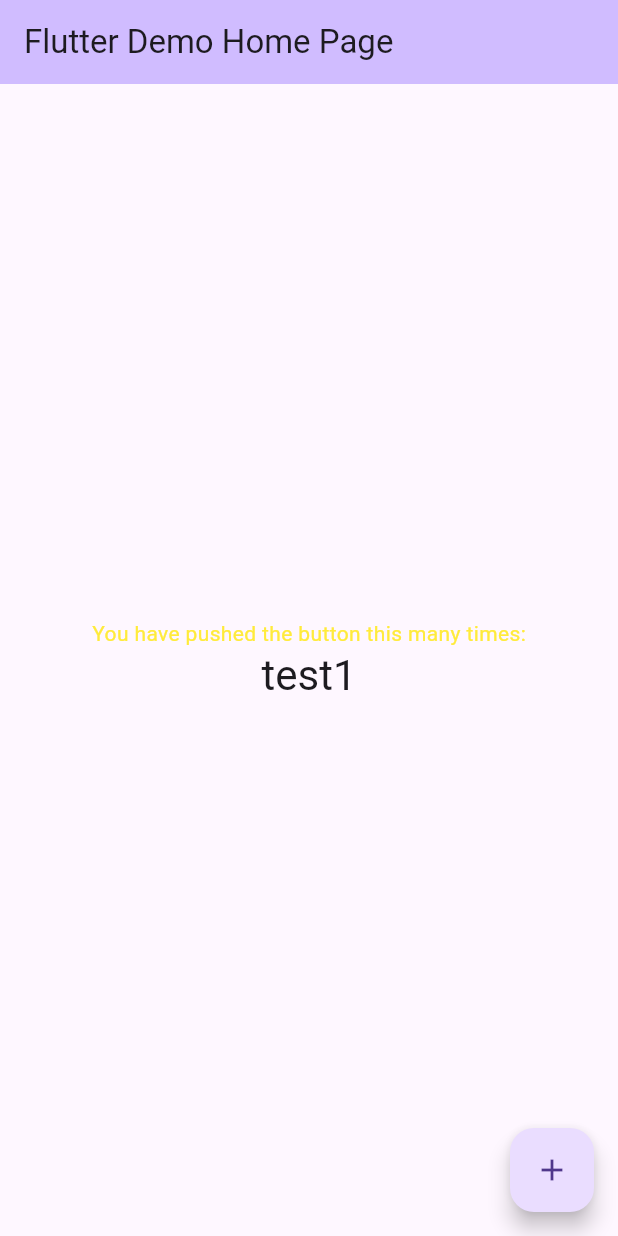
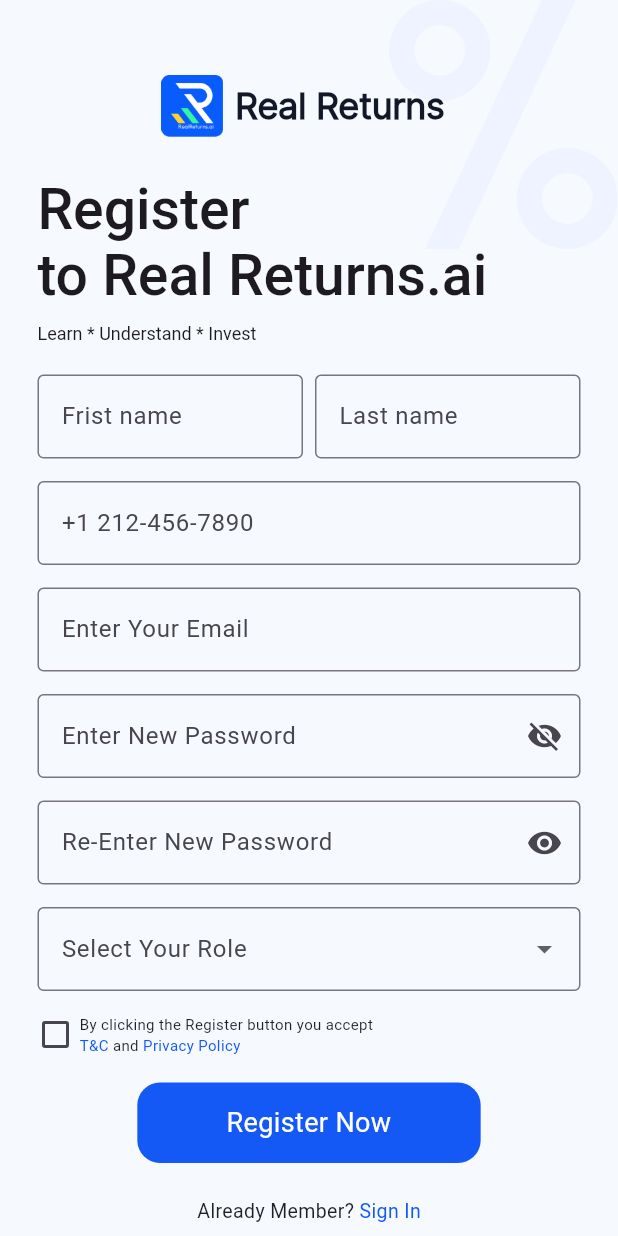
Before and after one commit to MohanmanuPaccore/RealReturnsMobile, a Flutter app: the screen it shows after launch, on a phone screen of 412 x 824 dp. Run offline on Flutter 3.47's test engine with Material 3 defaults, Android fonts, the phone set to English and light mode, and no system bars; our stand-ins replace firebase_analytics, firebase_core, rxdart; missing offline and left inert: flutter_appauth; accounts and stored records are empty.

Commit message:
Added Register Screen

```diff
--- /dev/null
+++ b/lib/constants/color_constants.dart
@@ -0,0 +1,16 @@
+import 'package:flutter/material.dart';
+
+class ColorConstants{
+
+ static const  Color  darkmodeBackgroundColor=Color(0xff111315);
+  static const  Color lightModeBackgroundColor=Color(0xffF6FAFF);
+static const Color  textMediumlightModeColor=Color(0xff1F1F26);
+
+  static const Color  textMediumdarkModeColor=Color(0xffFFFFFF);
+static const Color hintBorderColor=Color(0xff62646A);
+static const Color iconColorDarkMode=Color(0xffFFFFFF);
+static const Color primaryColor=Color(0xff1459F5);
+static const Color iconColorlighMode=Color(0xff111928);
+
+
+}
--- a/lib/main.dart
+++ b/lib/main.dart
@@ -2,6 +2,7 @@
 import 'package:architecture_pattern/environment/environment_service.dart';
 import 'package:architecture_pattern/firebase/analytics.dart';
 import 'package:architecture_pattern/firebase/appevents.dart';
+import 'package:architecture_pattern/screens/register_user_screen.dart';
 import 'package:architecture_pattern/viewmodels/login_viewmodel.dart';
 import 'package:architecture_pattern/reusable/null_error_widget.dart';
 import 'package:architecture_pattern/routes/routes.dart';
@@ -46,7 +47,7 @@
         onGenerateRoute: Routes.generateRoutes,
 
       darkTheme: darkTheme,
-      home: const MyHomePage(title: 'Flutter Demo Home Page'),
+      home: const RegisterUserScreen(),
     ));
   }
 }
--- /dev/null
+++ b/lib/reusable/common_button.dart
@@ -0,0 +1,43 @@
+import 'package:architecture_pattern/constants/color_constants.dart';
+import 'package:flutter/material.dart';
+
+class CommonButton{
+  Widget primaryButton(
+    BuildContext context,
+
+    {
+double height=20,
+double width=100,
+    VoidCallback? onTap,
+
+String buttonText=''
+
+    }
+
+  ){
+return InkWell(
+  onTap: onTap,
+  child: Container(
+    height: height,
+    width: width,
+alignment: Alignment.center,
+    decoration: BoxDecoration(color: ColorConstants.primaryColor,
+borderRadius: BorderRadius.circular(15),
+
+    ),
+    child: Text(buttonText,
+    textAlign: TextAlign.center,
+
+    style: Theme.of(context).textTheme.bodyMedium?.copyWith(
+      fontWeight: FontWeight.w400,
+      color: Colors.white,
+
+      fontSize: 18
+    ),
+    ),
+  ),
+
+
+);
+  }
+}
--- /dev/null
+++ b/lib/screens/register_user_screen.dart
@@ -0,0 +1,390 @@
+import 'package:architecture_pattern/constants/color_constants.dart';
+import 'package:architecture_pattern/reusable/common_button.dart';
+import 'package:architecture_pattern/screens/widgets/background_icon_widget.dart';
+import 'package:flutter/foundation.dart';
+import 'package:flutter/gestures.dart';
+import 'package:flutter/material.dart';
+
+class RegisterUserScreen extends StatefulWidget {
+  const RegisterUserScreen({super.key});
+
+  @override
+  State<RegisterUserScreen> createState() => _RegisterUserScreenState();
+}
+
+class _RegisterUserScreenState extends State<RegisterUserScreen> {
+    String? _selectedValue;
+    bool re_enter_password_filed_obscure=true;
+    bool password_filed_obscure=false;
+    bool isTermsCheckboxcheck=false;
+
+  @override
+  Widget build(BuildContext context) {
+    return BackgroundIcon(
+      child: SingleChildScrollView(
+        child: Container(
+          padding: const EdgeInsets.symmetric(horizontal: 25),
+          child: Column(
+            mainAxisAlignment: MainAxisAlignment.start,
+            crossAxisAlignment: CrossAxisAlignment.start,
+            children: [
+              Text('Register \nto Real Returns.ai',
+              style: Theme.of(context).textTheme.displayMedium?.copyWith(
+                fontWeight: FontWeight.w500,
+                fontSize: 38
+              ),
+
+              ),
+              const SizedBox(height: 10,),
+              Text('Learn * Understand * Invest',
+                          style: Theme.of(context).textTheme.displayMedium?.copyWith(
+                fontWeight: FontWeight.w400,
+                fontSize: 12
+              ),
+
+
+              ),
+          const SizedBox(height: 20,),
+              Form(child: Column(
+              children: [
+                Row(
+                  children: [
+                              Flexible(
+          fit: FlexFit.tight,
+          flex: 1,                              child: Padding(
+            padding: const EdgeInsets.only(right: 4),
+            child: TextFormField(
+                                              decoration: const InputDecoration(
+                                                labelText: 'Frist name',
+                                                border: OutlineInputBorder(
+                                                  borderSide: BorderSide(
+                                                    color: ColorConstants.hintBorderColor,
+                                                    width: 2.0,
+                                                  ),
+                                                ),
+                                              ),
+                                              validator: (value) {
+                                                if (value == null || value.isEmpty) {
+                                                  return 'Please enter some text';
+                                                }
+                                                return null;
+                                              },
+                                            ),
+          ),
+                              ),
+
+            Flexible(
+              flex: 1,
+              fit: FlexFit.tight,
+
+                                            //width: MediaQuery.sizeOf(context).width/3,
+
+              child: Container(
+            padding: const EdgeInsets.only(left: 4),
+                child: TextFormField(
+
+                  decoration: const InputDecoration(
+                    labelText: 'Last name',
+                    border: OutlineInputBorder(
+                      borderSide: BorderSide(
+                        color: ColorConstants.hintBorderColor,
+                        width: 2.0,
+                      ),
+                    ),
+                  ),
+                  validator: (value) {
+                    if (value == null || value.isEmpty) {
+                      return 'Please enter some text';
+                    }
+                    return null;
+                  },
+                ),
+              ),
+            ),
+
+                  ],
+                ),
+
+          SizedBox(height: 15,),
+
+          TextFormField(
+            keyboardType: TextInputType.number,
+
+                  decoration: const InputDecoration(
+                    labelText: '+1 212-456-7890',
+
+                    border: OutlineInputBorder(
+
+                      borderSide: BorderSide(
+                        color: ColorConstants.hintBorderColor,
+                        width: 2.0,
+                      ),
+                    ),
+                  ),
+                  validator: (value) {
+                    if (value == null || value.isEmpty) {
+                      return 'Please enter some text';
+                    }
+                    return null;
+                  },
+                ),
+
+          SizedBox(height: 15,),
+
+
+          TextFormField(
+
+                  decoration: const InputDecoration(
+                    labelText: 'Enter Your Email',
+
+                    border: OutlineInputBorder(
+
+                      borderSide: BorderSide(
+                        color: ColorConstants.hintBorderColor,
+                        width: 2.0,
+                      ),
+                    ),
+                  ),
+                  validator: (value) {
+                    if (value == null || value.isEmpty) {
+                      return 'Please enter some text';
+                    }
+                    return null;
+                  },
+                ),
+
+
+
+          SizedBox(height: 15,),
+
+
+          TextFormField(
+                  obscureText:password_filed_obscure ,
+                  decoration:  InputDecoration(
+                    labelText: 'Enter New Password',
+
+                    border: OutlineInputBorder(
+
+                      borderSide: BorderSide(
+                        color: ColorConstants.hintBorderColor,
+                        width: 2.0,
+                      ),
+                    ),
+                                                      suffixIcon: GestureDetector(
+                onTap: () {
+                  setState(() {
+                    password_filed_obscure = !password_filed_obscure;
+                  });
+                },
+                child: Icon(
+                  password_filed_obscure ? Icons.visibility : Icons.visibility_off,
+                ),
+              ),
+
+
+                  ),
+                  validator: (value) {
+                    if (value == null || value.isEmpty) {
+                      return 'Please enter some text';
+                    }
+                    return null;
+                  },
+                ),
+
+          SizedBox(height: 15,),
+
+
+          TextFormField(
+                                    obscureText:re_enter_password_filed_obscure ,
+
+                  decoration:  InputDecoration(
+                    labelText: 'Re-Enter New Password',
+
+                    border: OutlineInputBorder(
+
+                      borderSide: BorderSide(
+                        color: ColorConstants.hintBorderColor,
+                        width: 2.0,
+                      ),
+                    ),
+                                  suffixIcon: GestureDetector(
+                onTap: () {
+                  setState(() {
+                    re_enter_password_filed_obscure = !re_enter_password_filed_obscure;
+                  });
+                },
+                child: Icon(
+                  re_enter_password_filed_obscure ? Icons.visibility : Icons.visibility_off,
+                ),
+              ),
+
+                  ),
+                  validator: (value) {
+                    if (value == null || value.isEmpty) {
+                      return 'Please enter some text';
+                    }
+                    return null;
+                  },
+                ),
+SizedBox(height: 15,),
+          DropdownButtonFormField<String>(
+            decoration: InputDecoration(
+              labelText: 'Select Your Role',
+              border: OutlineInputBorder(
+                borderSide: BorderSide(
+                        color: ColorConstants.hintBorderColor,
+                        width: 2.0,
+                ),
+              ),
+            ),
+            value: _selectedValue,
+            items: ['Option 1', 'Option 2', 'Option 3'].map((String value) {
+              return DropdownMenuItem<String>(
+                value: value,
+                child: Text(value),
+              );
+            }).toList(),
+            onChanged: (String? newValue) {
+              setState(() {
+                _selectedValue = newValue;
+              });
+            },
+            validator: (value) {
+              if (value == null || value.isEmpty) {
+                return 'Please select an option';
+              }
+              return null;
+            },
+          ),
+
+
+              ],
+              )),
+
+              SizedBox(height: 15,),
+              Row(
+                mainAxisAlignment: MainAxisAlignment.start,
+                crossAxisAlignment: CrossAxisAlignment.center,
+                children: [
+Container(
+  height: 20,
+  width: 20,
+padding: EdgeInsets.only(left: 4),
+  child: Checkbox(
+    activeColor: ColorConstants.primaryColor,
+    value: isTermsCheckboxcheck
+
+  , onChanged: (val){
+    isTermsCheckboxcheck=val!;
+    setState(() {
+
+    });
+
+  }),
+),
+
+Padding(padding: EdgeInsets.only(left: 8),
+child: RichText(
+                textAlign: TextAlign.start,
+                text: TextSpan(
+                  children: [
+                    TextSpan(
+                      text: 'By clicking the Register button you accept\n',
+                      style: Theme.of(context).textTheme.bodyMedium?.copyWith(
+                        fontWeight: FontWeight.w400,
+                        fontSize: 10
+                      ),
+                    ),
+                    TextSpan(
+                      text: 'T&C',
+                      style: Theme.of(context).textTheme.bodyMedium?.copyWith(
+                        fontWeight: FontWeight.w400,
+                        fontSize: 10,
+                        color: ColorConstants.primaryColor
+                      ),
+                      recognizer: TapGestureRecognizer()
+                        ..onTap = () {
+                          // Handle terms and conditions tap
+                        },
+                    ),
+                    TextSpan(
+                      text: ' and ',
+                      style: Theme.of(context).textTheme.bodyMedium?.copyWith(
+                        fontWeight: FontWeight.w400,
+                        fontSize: 10
+                      ),
+                    ),
+                    TextSpan(
+                      text: 'Privacy Policy',
+                      style: Theme.of(context).textTheme.bodyMedium?.copyWith(
+                        fontWeight: FontWeight.w400,
+                                                color: ColorConstants.primaryColor,
+
+                        fontSize: 10
+                      ),
+                      recognizer: TapGestureRecognizer()
+                        ..onTap = () {
+                          // Handle privacy policy tap
+                        },
+                    ),
+                  ],
+                ),
+              ),
+
+),
+                ],
+              ),
+
+SizedBox(height: 10,),
+Center(
+  child: Padding(
+    padding: EdgeInsets.all(8),
+    child: CommonButton().primaryButton(context,
+    onTap: (){},
+    height: MediaQuery.sizeOf(context).height*0.065,
+    width: MediaQuery.sizeOf(context).width/1.8,
+    buttonText: 'Register Now'
+
+    ),
+  ),
+),
+
+
+SizedBox(height: 15),
+Center(
+  child: RichText(
+                  textAlign: TextAlign.start,
+                  text: TextSpan(
+                    children: [
+                      TextSpan(
+                        text: 'Already Member? ',
+                        style: Theme.of(context).textTheme.bodyMedium?.copyWith(
+                          fontWeight: FontWeight.w400,
+                          fontSize: 13
+                        ),
+                      ),
+                      TextSpan(
+                        text: 'Sign In',
+                        style: Theme.of(context).textTheme.bodyMedium?.copyWith(
+                          fontWeight: FontWeight.w400,
+                          fontSize: 13,
+                          color: ColorConstants.primaryColor
+                        ),
+                        recognizer: TapGestureRecognizer()
+                          ..onTap = () {
+                            // Handle terms and conditions tap
+                          },
+
+                      )
+              ])),
+),
+SizedBox(height: 30,
+)
+
+            ],
+          ),
+        ),
+      ),
+    );
+  }
+}
--- /dev/null
+++ b/lib/screens/widgets/background_icon_widget.dart
@@ -0,0 +1,70 @@
+import 'package:flutter/foundation.dart';
+import 'package:flutter/material.dart';
+
+class BackgroundIcon extends StatelessWidget {
+  final Widget? child;
+  const BackgroundIcon({super.key,
+  required this.child
+
+  });
+
+  @override
+  Widget build(BuildContext context) {
+    return Scaffold(
+      body: SafeArea(child:
+      Container(
+        height: double.maxFinite,
+        width: double.maxFinite,
+        child:
+            Stack(children: [
+              Positioned(
+                top: 0,
+                right: 0,
+
+                child: Image.asset(
+                  'assets/icons/percentage.png',
+                  width: 153,
+                  height: 166,
+                ),
+              ),
+              Positioned(
+                top: 50,
+                right: 0,
+                left: 0,
+                child: Row(
+                  mainAxisAlignment: MainAxisAlignment.center,
+                  children: [
+                    Image.asset(
+                  'assets/icons/app_icon.png',
+                  width: MediaQuery.sizeOf(context).width*0.10,
+                  height:                MediaQuery.sizeOf(context).height*0.05,
+
+                ),
+
+                Container(
+                  padding: EdgeInsets.symmetric(horizontal: 8),
+                  child: Text('Real Returns',
+                  style: Theme.of(context).textTheme.displayLarge,
+
+                  ),
+                )
+                  ],
+
+                ),
+
+
+              ),
+                          Container(
+                            margin: EdgeInsets.only(top: MediaQuery.sizeOf(context).height/7),
+                            child: child!),
+
+            ],),
+
+
+      )
+
+
+      ),
+    );
+  }
+}
--- a/lib/themes/themes.dart
+++ b/lib/themes/themes.dart
@@ -1,9 +1,11 @@
+import 'package:architecture_pattern/constants/color_constants.dart';
 import 'package:flutter/material.dart';
 
 // Light Theme
 ThemeData lightTheme = ThemeData(
   // Define your light theme properties here
   brightness: Brightness.light,
+  scaffoldBackgroundColor: ColorConstants.lightModeBackgroundColor,
   primaryColor: Colors.green,
   progressIndicatorTheme: ProgressIndicatorThemeData(
     color: Colors.green
@@ -11,8 +13,14 @@
 
   textTheme: TextTheme(
     bodyMedium:TextStyle(
-      color: Colors.yellow
-    )
+      color: ColorConstants.textMediumlightModeColor
+    ),
+displayLarge:TextStyle(
+  fontWeight: FontWeight.w600,
+  fontSize: 24,
+  fontFamily: 'inter',
+  color: ColorConstants.iconColorlighMode
+)
   )
 
   // Add more properties as needed
@@ -22,14 +30,21 @@
 ThemeData darkTheme = ThemeData(
   // Define your dark theme properties here
   brightness: Brightness.dark,
+  scaffoldBackgroundColor: ColorConstants.darkmodeBackgroundColor,
   primaryColor: Colors.orange,
   progressIndicatorTheme: ProgressIndicatorThemeData(
     color: Colors.orange
   ),
   textTheme: TextTheme(
     bodyMedium:TextStyle(
-      color: Colors.orangeAccent
-    )
+      color: ColorConstants.textMediumdarkModeColor
+    ) ,
+    displayLarge:TextStyle(
+  fontWeight: FontWeight.w600,
+  fontSize: 24,
+  fontFamily: 'inter',
+  color: ColorConstants.iconColorDarkMode
+)
   )
   // Add more properties as needed
 );
```
Also changed, not shown: pubspec.yaml (+6 -9 lines), assets/fonts/inter.ttf (added), assets/icons/app_icon.png (added), assets/icons/percentage.png (added), 42 other files.
